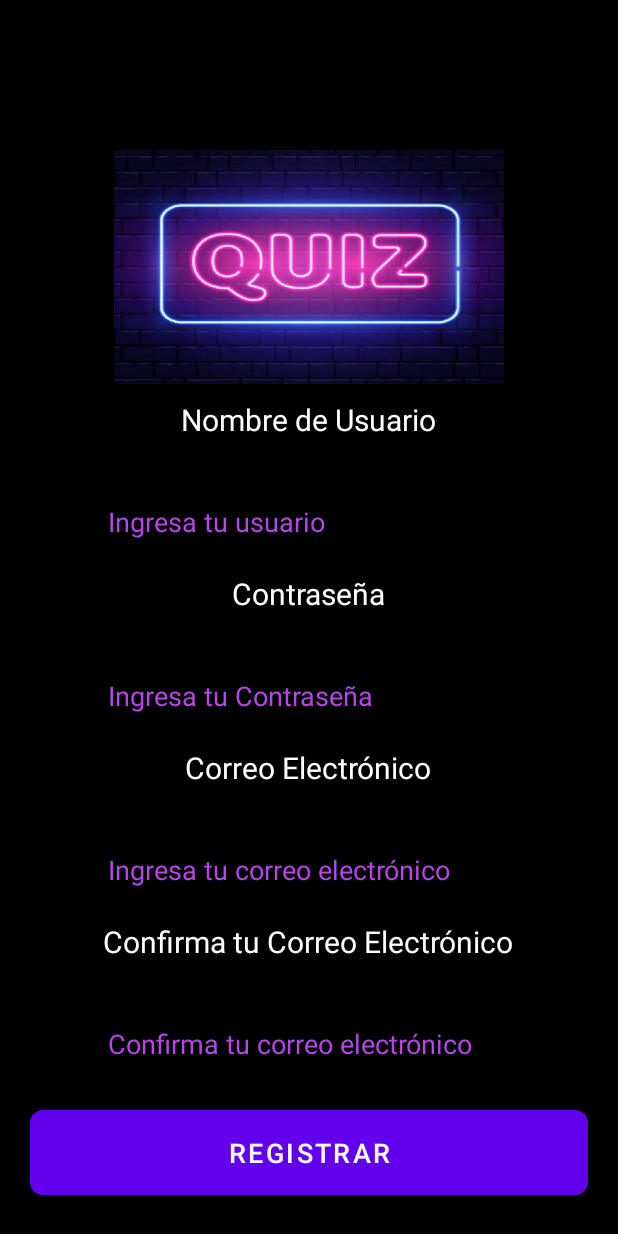
After one commit to HEO-80/quizzapp-pro, an Android app: the RegisterActivity screen opened directly, with no data from a screen before it, on a phone screen of 412 x 824 dp. The commit adds this screen. Run offline under Robolectric (Android 15) with nearby library versions, the phone set to English and light mode, and no system bars; our stand-ins replace sdp/ssp sizes.

Commit message:
Solucion guardado de usuario correcto y seleccion de categoria.

```diff
--- a/app/src/main/AndroidManifest.xml
+++ b/app/src/main/AndroidManifest.xml
@@ -38,6 +38,9 @@
             android:name=".LoginActivity"
             android:exported="false" />
         <activity
+            android:name=".RegisterActivity"
+            android:exported="false" />
+        <activity
             android:name=".StatisticsActivity"
             android:exported="false" />
         <activity
--- a/app/src/main/java/com/example/Api/ApiService.java
+++ b/app/src/main/java/com/example/Api/ApiService.java
@@ -2,12 +2,39 @@ package com.example.Api;
 
 import com.example.Entity.User;
 
+import java.util.List;
+
 import okhttp3.ResponseBody;
 import retrofit2.Call;
 import retrofit2.http.Body;
+import retrofit2.http.DELETE;
+import retrofit2.http.GET;
 import retrofit2.http.POST;
+import retrofit2.http.PUT;
+import retrofit2.http.Path;
 
 public interface ApiService {
+
+    // Endpoint para obtener todos los usuarios (puede ser restringido)
+    @GET("/api/users")
+    Call<List<User>> getAllUsers();
+
+    // Endpoint para obtener un usuario por ID
+    @GET("/api/users/{id}")
+    Call<User> getUserById(@Path("id") Long id);
+
+    // Endpoint para crear un nuevo usuario (registro)
+    @POST("/api/users")
+    Call<User> createUser(@Body User user);
+
+    // Endpoint para actualizar un usuario existente
+    @PUT("/api/users/{id}")
+    Call<User> updateUser(@Path("id") Long id, @Body User user);
+
+    // Endpoint para eliminar un usuario
+    @DELETE("/api/users/{id}")
+    Call<ResponseBody> deleteUser(@Path("id") Long id);
+
     /**
      * Realiza la solicitud POST al endpoint de login.
      * @param user Contiene las credenciales del usuario.
@@ -15,4 +42,6 @@ public interface ApiService {
      */
     @POST("/api/login")
     Call<ResponseBody> login(@Body User user);
+
+
 }
--- a/app/src/main/java/com/example/quizzapp/DashboardActivity.java
+++ b/app/src/main/java/com/example/quizzapp/DashboardActivity.java
@@ -62,7 +62,7 @@ public class DashboardActivity extends AppCompatActivity {
 
         // Validación de preguntas recibidas
         Intent intent = getIntent();
-        selectedCategory = intent.getStringExtra("selectedCategory");
+        selectedCategory = intent.getStringExtra("category");
         if (selectedCategory == null) {
             selectedCategory = "General"; // Valor predeterminado
         }
--- /dev/null
+++ b/app/src/main/res/layout/activity_register.xml
@@ -0,0 +1,172 @@
+<?xml version="1.0" encoding="utf-8"?>
+<!-- res/layout/activity_register.xml -->
+<RelativeLayout xmlns:android="http://schemas.android.com/apk/res/android"
+    xmlns:app="http://schemas.android.com/apk/res-auto"
+    xmlns:tools="http://schemas.android.com/tools"
+    android:layout_width="match_parent"
+    android:layout_height="match_parent"
+    android:background="@color/black"
+    tools:context=".RegisterActivity">
+
+    <!-- ScrollView para asegurar compatibilidad con pantallas pequeñas -->
+    <ScrollView
+        android:layout_width="match_parent"
+        android:layout_height="match_parent">
+
+        <LinearLayout
+            android:layout_width="match_parent"
+            android:layout_height="wrap_content"
+            android:orientation="vertical"
+            android:gravity="center"
+            android:padding="20dp">
+
+            <!-- Separación -->
+            <View
+                android:layout_width="match_parent"
+                android:layout_height="80dp" />
+
+            <ImageView
+                android:layout_width="@dimen/_200sdp"
+                android:layout_height="@dimen/_120sdp"
+                android:padding="10dp"
+                android:background="@drawable/logo2"
+                android:layout_centerInParent="true"/>
+            <!-- Separación -->
+            <View
+                android:layout_width="match_parent"
+                android:layout_height="10dp" />
+
+            <!-- Etiqueta para Nombre de Usuario -->
+            <TextView
+                android:layout_width="wrap_content"
+                android:layout_height="wrap_content"
+                android:text="Nombre de Usuario"
+                android:textColor="@color/white"
+                android:textSize="20sp"
+                android:layout_marginBottom="10dp" />
+
+            <!-- Campo de entrada para Usuario -->
+            <EditText
+                android:id="@+id/etUsernameRegister"
+                android:layout_width="match_parent"
+                android:layout_height="wrap_content"
+                android:minHeight="48dp"
+                android:padding="12dp"
+                android:layout_marginStart="40dp"
+                android:layout_marginTop="20dp"
+                android:layout_marginEnd="40dp"
+                android:background="@drawable/edittext_background"
+                android:hint="Ingresa tu usuario"
+                android:inputType="text"
+                android:textColor="@color/white"
+                android:textColorHint="#B547E6" />
+
+            <!-- Separación -->
+            <View
+                android:layout_width="match_parent"
+                android:layout_height="10dp" />
+
+            <!-- Etiqueta para Contraseña -->
+            <TextView
+                android:layout_width="wrap_content"
+                android:layout_height="wrap_content"
+                android:text="Contraseña"
+                android:textColor="@color/white"
+                android:textSize="20sp"
+                android:layout_marginBottom="10dp" />
+
+            <!-- Campo de entrada para Contraseña -->
+            <EditText
+                android:id="@+id/etPasswordRegister"
+                android:layout_width="match_parent"
+                android:layout_height="wrap_content"
+                android:minHeight="48dp"
+                android:padding="12dp"
+                android:layout_marginStart="40dp"
+                android:layout_marginTop="20dp"
+                android:layout_marginEnd="40dp"
+                android:background="@drawable/edittext_background"
+                android:hint="Ingresa tu Contraseña"
+                android:inputType="textPassword"
+                android:textColor="#FFFFFF"
+                android:textColorHint="#B547E6" />
+
+            <!-- Separación -->
+            <View
+                android:layout_width="match_parent"
+                android:layout_height="10dp" />
+
+            <!-- Etiqueta para Correo Electrónico -->
+            <TextView
+                android:layout_width="wrap_content"
+                android:layout_height="wrap_content"
+                android:text="Correo Electrónico"
+                android:textColor="@color/white"
+                android:textSize="20sp"
+                android:layout_marginBottom="10dp" />
+
+            <!-- Campo de entrada para Correo Electrónico -->
+            <EditText
+                android:id="@+id/etEmailRegister"
+                android:layout_width="match_parent"
+                android:layout_height="wrap_content"
+                android:minHeight="48dp"
+                android:padding="12dp"
+                android:layout_marginStart="40dp"
+                android:layout_marginTop="20dp"
+                android:layout_marginEnd="40dp"
+                android:background="@drawable/edittext_background"
+                android:hint="Ingresa tu correo electrónico"
+                android:inputType="textEmailAddress"
+                android:textColor="@color/white"
+                android:textColorHint="#B547E6" />
+
+            <!-- Separación -->
+            <View
+                android:layout_width="match_parent"
+                android:layout_height="10dp" />
+
+            <!-- Etiqueta para Confirmación de Correo Electrónico -->
+            <TextView
+                android:layout_width="wrap_content"
+                android:layout_height="wrap_content"
+                android:text="Confirma tu Correo Electrónico"
+                android:textColor="@color/white"
+                android:textSize="20sp"
+                android:layout_marginBottom="10dp" />
+
+            <!-- Campo de entrada para Confirmación de Correo Electrónico -->
+            <EditText
+                android:id="@+id/etConfirmEmailRegister"
+                android:layout_width="match_parent"
+                android:layout_height="wrap_content"
+                android:minHeight="48dp"
+                android:padding="12dp"
+                android:layout_marginStart="40dp"
+                android:layout_marginTop="20dp"
+                android:layout_marginEnd="40dp"
+                android:background="@drawable/edittext_background"
+                android:hint="Confirma tu correo electrónico"
+                android:inputType="textEmailAddress"
+                android:textColor="@color/white"
+                android:textColorHint="#B547E6" />
+
+            <!-- Separación -->
+            <View
+                android:layout_width="match_parent"
+                android:layout_height="20dp" />
+
+            <!-- Botón de Registro -->
+            <Button
+                android:id="@+id/btnRegisterSubmit"
+                android:layout_width="match_parent"
+                android:layout_height="wrap_content"
+                android:background="@drawable/share_shape"
+                android:text="Registrar"
+                android:textColor="@color/white"
+                android:textSize="18sp"
+                android:padding="10dp" />
+
+        </LinearLayout>
+    </ScrollView>
+</RelativeLayout>
```
Also changed, not shown: app/src/main/java/com/example/Entity/User.java (+20 -13 lines), app/src/main/java/com/example/quizzapp/LoginActivity.java (+16 -2 lines), app/src/main/java/com/example/quizzapp/RegisterActivity.java (added, +133 -0 lines).
